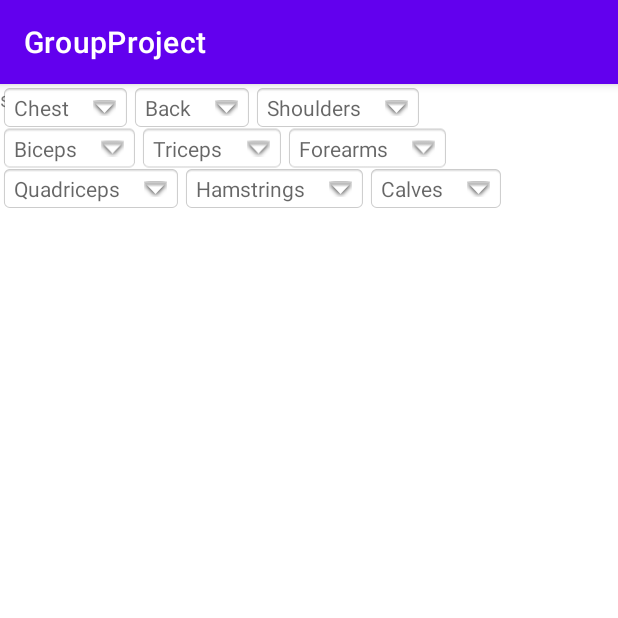
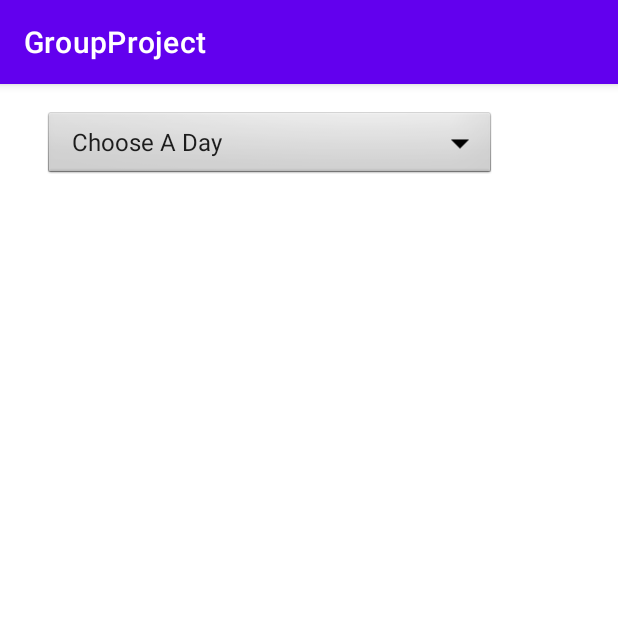
Before and after one commit to ZacMalone16/COP4656-GroupProject, an Android app: the fragment SetsRepsFrag shown on its own in the app's theme, on a phone screen of 412 x 824 dp, the top half of it. Run offline under Robolectric (Android 15) with nearby library versions, the phone set to English and light mode, and no system bars.

```diff
--- a/app/src/main/java/edu/fsu/cs/groupproject/graphs/SetsRepsFrag.java
+++ b/app/src/main/java/edu/fsu/cs/groupproject/graphs/SetsRepsFrag.java
@@ -5,6 +5,8 @@ import android.os.Bundle;
 import android.view.LayoutInflater;
 import android.view.View;
 import android.view.ViewGroup;
+import android.widget.AdapterView;
+import android.widget.Spinner;
 
 import androidx.annotation.Nullable;
 
@@ -13,6 +15,7 @@ import edu.fsu.cs.groupproject.R;
 
 public class SetsRepsFrag extends Fragment
 {
+    static Spinner date_spin;
 
     public SetsRepsFrag()
     {
@@ -30,6 +33,33 @@ public class SetsRepsFrag extends Fragment
     public View onCreateView(LayoutInflater inflater, @Nullable ViewGroup container, Bundle savedInstanceState)
     {
         View view = inflater.inflate(R.layout.frag_sets_reps,container,false);
+        date_spin = (Spinner) view.findViewById(R.id.dateSpinner);
+
+        SetsRepsFrag.date_spin.setOnItemSelectedListener(new AdapterView.OnItemSelectedListener() {
+            @Override
+            public void onItemSelected(AdapterView<?> adapterView, View view, int i, long l)
+            {
+                switch (SetsRepsFrag.date_spin.getSelectedItemPosition())
+                {
+                    case 0:
+                        //chose a date
+                        break;
+                    case 1://April 01, 2022
+                        System.out.println("apr 01 sel");
+                        //graph.set_exercises(graph.chest_exercises, chest_ex[chest_list.get(j)], chest_list.get(j));
+                        //graph.proportion_graph2();
+                        //System.out.printf("****%d: %s\n", j, chest_ex[chest_list.get(j)]);
+
+                        break;
+                }
+            }
+
+            @Override
+            public void onNothingSelected(AdapterView<?> adapterView)
+            {
+
+            }
+        });
 
 
 
--- a/app/src/main/res/layout/frag_sets_reps.xml
+++ b/app/src/main/res/layout/frag_sets_reps.xml
@@ -1,7 +1,61 @@
 <?xml version="1.0" encoding="utf-8"?>
-<RelativeLayout xmlns:android="http://schemas.android.com/apk/res/android"
+<androidx.constraintlayout.widget.ConstraintLayout xmlns:android="http://schemas.android.com/apk/res/android"
+    xmlns:app="http://schemas.android.com/apk/res-auto"
+    xmlns:tools="http://schemas.android.com/tools"
+    android:id="@+id/relativeLayout"
     android:layout_width="match_parent"
     android:layout_height="match_parent">
+
+
+    <!--
+    android:prompt="@string/addWorkoutMuscleSpinner"
+    -->
+
+    <Spinner
+        android:id="@+id/dateSpinner"
+        android:layout_width="301dp"
+        android:layout_height="48dp"
+        android:autofillHints=""
+        android:entries="@array/datesEntries"
+        app:layout_constraintBottom_toBottomOf="parent"
+        app:layout_constraintEnd_toEndOf="parent"
+        app:layout_constraintHorizontal_bias="0.263"
+        app:layout_constraintStart_toStartOf="parent"
+        app:layout_constraintTop_toTopOf="parent"
+        app:layout_constraintVertical_bias="0.023"
+        style="@android:style/Widget.Spinner"/>
+
+
+
+
+</androidx.constraintlayout.widget.ConstraintLayout>
+<!--
+
+<Spinner
+        android:id="@+id/muscleSpinner"
+
+        android:layout_width="301dp"
+        android:layout_height="48dp"
+        android:autofillHints=""
+        android:entries="@array/addWorkoutMuscleEntries"
+        app:layout_constraintBottom_toBottomOf="parent"
+        app:layout_constraintEnd_toEndOf="parent"
+        app:layout_constraintHorizontal_bias="0.263"
+        app:layout_constraintStart_toStartOf="parent"
+        app:layout_constraintTop_toTopOf="parent"
+        app:layout_constraintVertical_bias="0.106" />
+
+    <Spinner
+        android:id="@+id/exerciseSpinner"
+        android:layout_width="301dp"
+        android:layout_height="48dp"
+        app:layout_constraintBottom_toBottomOf="parent"
+        app:layout_constraintEnd_toEndOf="parent"
+        app:layout_constraintHorizontal_bias="0.263"
+        app:layout_constraintStart_toStartOf="parent"
+        app:layout_constraintTop_toTopOf="parent"
+        app:layout_constraintVertical_bias="0.19" />
+
 
 
 <TextView
@@ -14,7 +68,7 @@
         android:layout_width="match_parent"
         android:layout_height="wrap_content"
         android:orientation="horizontal"
-        android:translationY="0sp"> <!--500  154 -->
+        android:translationY="0sp">
 
 
 <TextView
@@ -54,7 +108,7 @@
 android:layout_width="match_parent"
 android:layout_height="wrap_content"
 android:orientation="horizontal"
-        android:translationY="27sp"> <!--527  181 -->
+android:translationY="27sp">
 
 <TextView
     android:id="@+id/biceps_drop_sets"
@@ -90,7 +144,7 @@
 android:layout_width="match_parent"
 android:layout_height="wrap_content"
 android:orientation="horizontal"
-        android:translationY="54sp"> <!--554  208 -->
+android:translationY="54sp">
 
 <TextView
     android:id="@+id/quads_drop_sets"
@@ -123,4 +177,4 @@
 
 </LinearLayout>
 
-</RelativeLayout>
+-->
--- a/app/src/main/res/values/strings.xml
+++ b/app/src/main/res/values/strings.xml
@@ -9,6 +9,14 @@
     </string-array>
 
     <string name="addWorkoutMuscleSpinner">Select a muscle group</string>
+
+    <string-array name="datesEntries">
+        <item>Choose A Day</item>
+        <item>April 01, 2022</item>
+        <item>April 02, 2022</item>
+        <item>April 03, 2022</item>
+        <item>April 04, 2022</item>
+    </string-array>
 
     <string-array name="addWorkoutMuscleEntries">
         <item>Choose Muscle Group</item>
```
Also changed, not shown: app/src/main/java/edu/fsu/cs/groupproject/graphs/ChooseFrag.java (+11 -3 lines), app/src/main/java/edu/fsu/cs/groupproject/graphs/GraphActivity.java (+43 -5 lines). Lines whose indentation alone changed are shown as unchanged.
